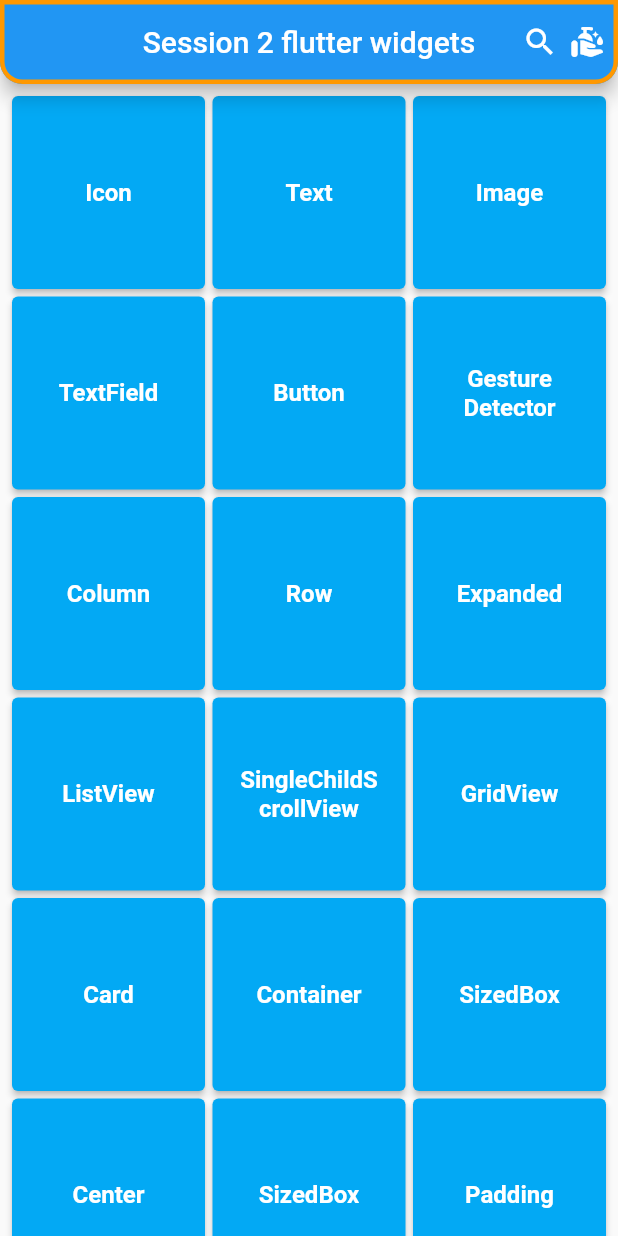
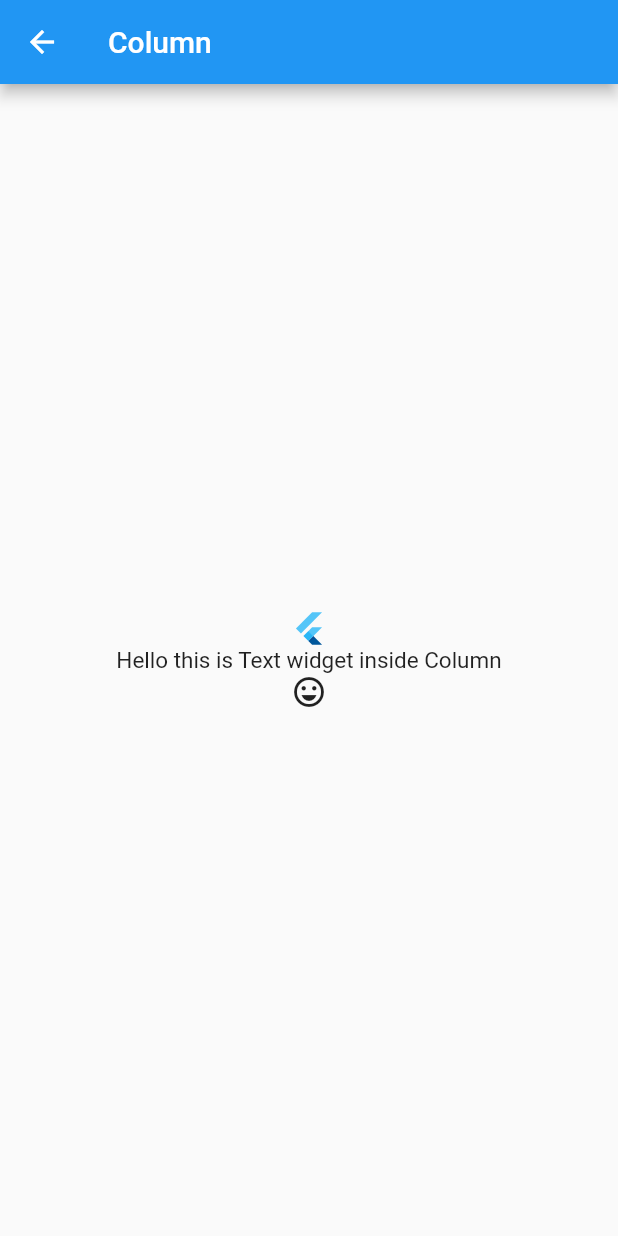
Before and after one commit to sherifhasan/flutter_introduction, a Flutter app: the screen it shows after launch, after a tap on "Column", on a phone screen of 412 x 824 dp. Run offline on Flutter 3.47's test engine with Material 2 defaults, Android fonts, the phone set to English and light mode, and no system bars.

Commit message:
Add Column

```diff
--- a/lib/main.dart
+++ b/lib/main.dart
@@ -1,5 +1,6 @@
 import 'package:flutter/material.dart';
 import 'package:widgets_samples/widgets/button.dart';
+import 'package:widgets_samples/widgets/column.dart';
 import 'package:widgets_samples/widgets/gesture_detector.dart';
 import 'package:widgets_samples/widgets/image.dart';
 import 'package:widgets_samples/widgets/row.dart';
@@ -127,7 +128,12 @@
             ),
             GridItemChild(
               title: 'Column',
-              onPressed: () {},
+              onPressed: () {
+                Navigator.push(
+                    context,
+                    MaterialPageRoute(
+                        builder: (context) => ColumnWidget(title: 'Column')));
+              },
             ),
             GridItemChild(
               title: 'Row',
--- /dev/null
+++ b/lib/widgets/column.dart
@@ -0,0 +1,28 @@
+import 'package:flutter/material.dart';
+
+class ColumnWidget extends StatelessWidget {
+  ColumnWidget({required this.title});
+
+  final String title;
+
+  @override
+  Widget build(BuildContext context) {
+    return Scaffold(
+        appBar: AppBar(
+          title: Text(title),
+        ),
+        body: Center(
+          child: Column(
+            mainAxisAlignment: MainAxisAlignment.center,
+            children: <Widget>[
+              FlutterLogo(),
+              Text(
+                'Hello this is Text widget inside Column',
+                style: TextStyle(fontSize: 15),
+              ),
+              Icon(Icons.sentiment_very_satisfied),
+            ],
+          ),
+        ));
+  }
+}
```
